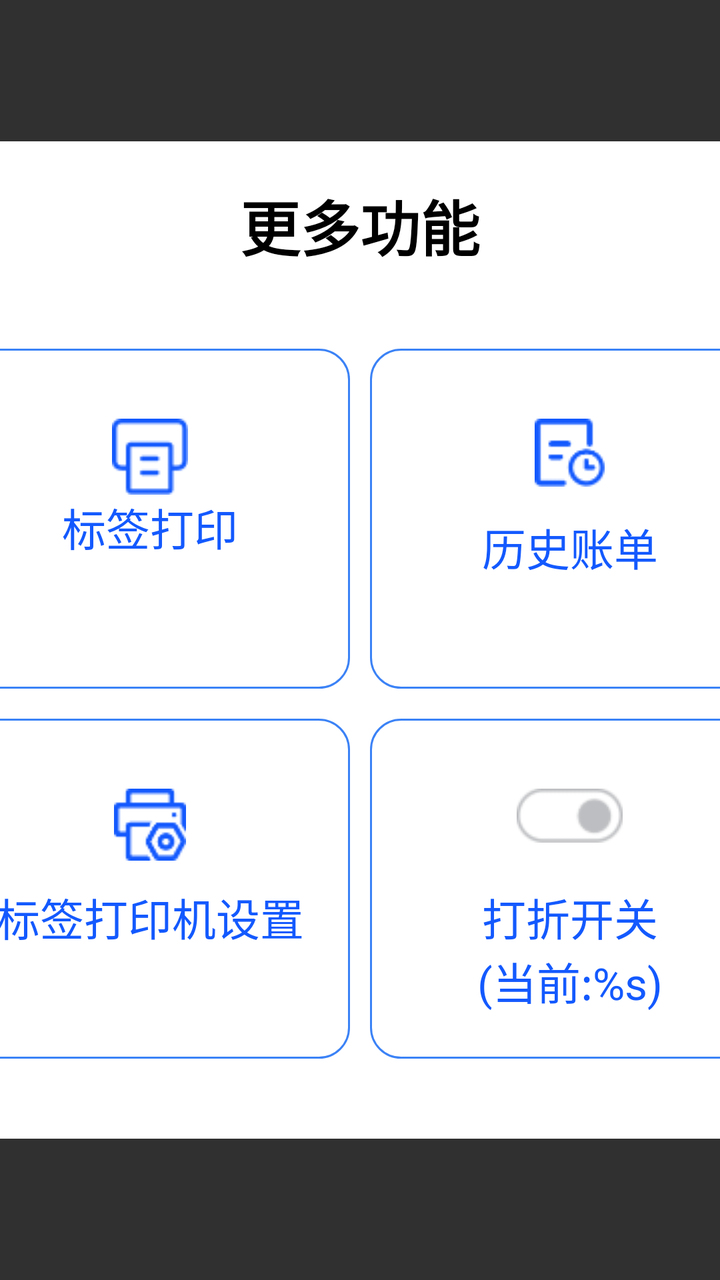
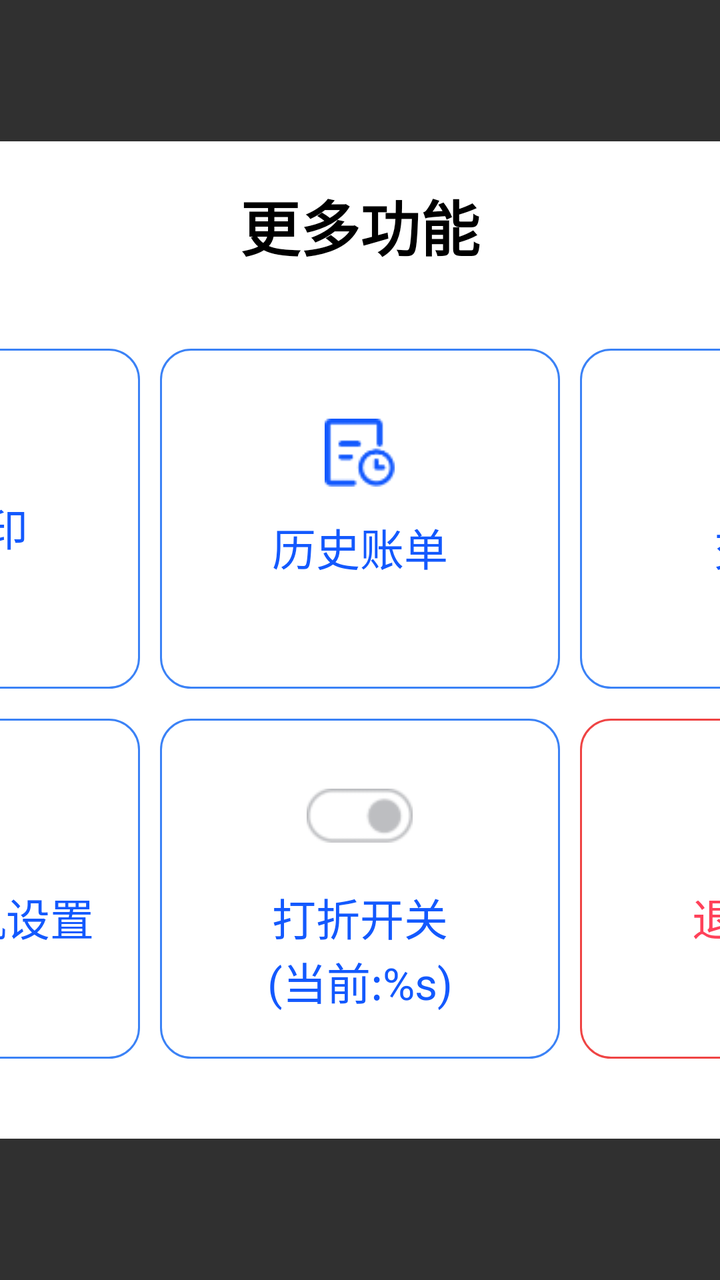

The first picture is an Android layout as it rendered before a commit; the second is the same layout after the commit. The layout source and the unified diff follow.
<!-- AndroidManifest.xml: application theme Base.Theme.UHMCS -->
<!-- res/layout/popupwindow_more_function.xml -->
<?xml version="1.0" encoding="utf-8"?>
<LinearLayout xmlns:android="http://schemas.android.com/apk/res/android"
    xmlns:app="http://schemas.android.com/apk/res-auto"
    android:orientation="vertical"
    android:layout_width="match_parent"
    android:layout_height="match_parent"
    android:gravity="center"
    android:id="@+id/all_view">

    <LinearLayout
        android:clickable="true"
        android:focusable="true"
        android:padding="20dp"
        android:layout_width="870dp"
        android:layout_height="wrap_content"
        android:orientation="vertical"
        android:background="@drawable/white_bg">

        <RelativeLayout
            android:layout_marginBottom="20dp"
            android:layout_width="match_parent"
            android:layout_height="wrap_content">

            <TextView
                android:id="@+id/hint_tv"
                android:layout_width="wrap_content"
                android:layout_height="wrap_content"
                android:textColor="@color/black"
                android:textSize="30dp"
                android:text="@string/more_features"
                android:textStyle="bold"
                android:layout_centerInParent="true" />

            <ImageView
                android:id="@+id/guanbi_btn"
                android:layout_centerVertical="true"
                android:layout_width="40dp"
                android:layout_height="40dp"
                android:src="@drawable/guanbi"
                android:layout_alignParentRight="true" />
        </RelativeLayout>

        <LinearLayout
            android:layout_marginTop="20dp"
            android:layout_marginBottom="5dp"
            android:layout_width="match_parent"
            android:layout_height="wrap_content"
            android:orientation="horizontal"
            android:gravity="center_vertical">

            <LinearLayout
                android:layout_marginRight="10dp"
                android:id="@+id/tongbushuju_btn"
                android:background="@drawable/num_btn_bg1"
                android:layout_width="200dp"
                android:layout_height="170dp"
                android:orientation="vertical"
                android:gravity="center_horizontal"
                android:paddingTop="35dp">

                <TextView
                    android:drawableTop="@drawable/shuaxin_iv_blue"
                    android:drawablePadding="10dp"
                    android:layout_width="wrap_content"
                    android:layout_height="wrap_content"
                    android:textColor="#FF1359FE"
                    android:textSize="22dp"
                    android:text="@string/sync_data"
                    android:gravity="center" />
            </LinearLayout>

            <LinearLayout
                android:layout_marginRight="10dp"
                android:id="@+id/bianqiandaying_btn"
                android:background="@drawable/num_btn_bg1"
                android:layout_width="200dp"
                android:layout_height="170dp"
                android:orientation="vertical"
                android:gravity="center_horizontal"
                android:paddingTop="35dp">

                <TextView
                    android:drawableTop="@drawable/biaoqiandayin_iv"
                    android:drawablePadding="@dimen/dp_10"
                    android:layout_width="wrap_content"
                    android:layout_height="wrap_content"
                    android:textColor="#FF1359FE"
                    android:textSize="22dp"
                    android:text="@string/label_printing"
                    android:gravity="center" />
            </LinearLayout>

            <LinearLayout
                android:visibility="gone"
                android:layout_marginRight="10dp"
                android:id="@+id/shangpinruku_btn"
                android:background="@drawable/num_btn_bg1"
                android:layout_width="200dp"
                android:layout_height="170dp"
                android:orientation="vertical"
                android:gravity="center">

                <TextView
                    android:drawableTop="@drawable/shuaxin_iv_blue"
                    android:drawablePadding="@dimen/dp_10"
                    android:layout_width="wrap_content"
                    android:layout_height="wrap_content"
                    android:textColor="#FF1359FE"
                    android:textSize="22dp"
                    android:text="@string/stock_in"
                    android:gravity="center" />
            </LinearLayout>

            <LinearLayout
                android:layout_marginRight="10dp"
                android:id="@+id/lishizhangdan_btn"
                android:background="@drawable/num_btn_bg1"
                android:layout_width="200dp"
                android:layout_height="170dp"
                android:orientation="vertical"
                android:gravity="center_horizontal"
                android:paddingTop="35dp">

                <TextView
                    android:drawableTop="@drawable/lishizhangdan_iv"
                    android:drawablePadding="14dp"
                    android:layout_width="wrap_content"
                    android:layout_height="wrap_content"
                    android:textColor="#FF1359FE"
                    android:textSize="22dp"
                    android:text="@string/order_history"
                    android:gravity="center" />
            </LinearLayout>

            <LinearLayout
                android:layout_marginRight="10dp"
                android:id="@+id/jiaojieban_btn"
                android:background="@drawable/num_btn_bg1"
                android:layout_width="200dp"
                android:layout_height="170dp"
                android:orientation="vertical"
                android:gravity="center_horizontal"
                android:paddingTop="35dp">

                <TextView
                    android:drawableTop="@drawable/jiaojiebao_iv"
                    android:drawablePadding="10dp"
                    android:layout_width="wrap_content"
                    android:layout_height="wrap_content"
                    android:textColor="#FF1359FE"
                    android:textSize="22dp"
                    android:text="交接班"
                    android:gravity="center" />
            </LinearLayout>

        </LinearLayout>

        <LinearLayout
            android:visibility="visible"
            android:layout_marginTop="10dp"
            android:layout_marginBottom="20dp"
            android:layout_width="match_parent"
            android:layout_height="wrap_content"
            android:orientation="horizontal"
            android:gravity="center_vertical">

            <LinearLayout
                android:layout_marginRight="10dp"
                android:id="@+id/zhangdandayingji_btn"
                android:background="@drawable/num_btn_bg1"
                android:layout_width="200dp"
                android:layout_height="170dp"
                android:orientation="vertical"
                android:gravity="center_horizontal"
                android:paddingTop="35dp">

                <TextView
                    android:drawableTop="@drawable/zhangdan_iv"
                    android:drawablePadding="12dp"
                    android:layout_width="wrap_content"
                    android:layout_height="wrap_content"
                    android:textColor="#FF1359FE"
                    android:textSize="22dp"
                    android:text="@string/receipt_printer_setup"
                    android:gravity="center" />
            </LinearLayout>

            <LinearLayout
                android:layout_marginRight="10dp"
                android:id="@+id/bianqiandayingji_btn"
                android:background="@drawable/num_btn_bg1"
                android:layout_width="200dp"
                android:layout_height="170dp"
                android:orientation="vertical"
                android:gravity="center_horizontal"
                android:paddingTop="35dp">

                <TextView
                    android:drawableTop="@drawable/biaoqian_iv"
                    android:drawablePadding="12dp"
                    android:layout_width="wrap_content"
                    android:layout_height="wrap_content"
                    android:textColor="#FF1359FE"
                    android:textSize="22dp"
                    android:text="@string/label_printer_setup"
                    android:gravity="center" />
            </LinearLayout>

            <LinearLayout
                android:layout_marginRight="10dp"
                android:id="@+id/dazhekaiguan_btn"
                android:background="@drawable/num_btn_bg1"
                android:layout_width="200dp"
                android:layout_height="170dp"
                android:orientation="vertical"
                android:gravity="center_horizontal"
                android:paddingTop="35dp">
                <ImageView
                    android:id="@+id/dazhekaiguan_iv"
                    android:layout_width="wrap_content"
                    android:layout_height="wrap_content"
                    android:src="@drawable/kaiguan_iv"/>
                <TextView
                    android:id="@+id/dazhekaiguan_tv"
                    android:layout_marginTop="21dp"
                    android:layout_width="wrap_content"
                    android:layout_height="wrap_content"
                    android:textColor="#FF1359FE"
                    android:textSize="22dp"
                    android:text="@string/discount_toggle"
                    android:gravity="center" />
            </LinearLayout>
            <LinearLayout
                android:layout_marginRight="10dp"
                android:id="@+id/tuichudenglv_btn"
                android:background="@drawable/num_btn_bg3"
                android:layout_width="200dp"
                android:layout_height="170dp"
                android:orientation="vertical"
                android:gravity="center_horizontal"
                android:paddingTop="35dp">
                <TextView
                    android:drawableTop="@drawable/login_out_iv"
                    android:drawablePadding="15dp"
                    android:layout_width="wrap_content"
                    android:layout_height="wrap_content"
                    android:textColor="#FFFF4159"
                    android:textSize="22dp"
                    android:text="@string/log_out"
                    android:gravity="center"/>
            </LinearLayout>
            <TextView
                android:visibility="gone"
                android:id="@+id/shangpindianji_btn"
                android:layout_marginRight="10dp"
                android:layout_width="200dp"
                android:layout_height="170dp"
                android:background="@drawable/blue_bg4"
                android:textColor="@color/white"
                android:textSize="20dp"
                android:textStyle="bold"
                android:text="@string/shangpinkaiguan"
                android:gravity="center"/>
            <TextView
                android:visibility="gone"
                android:id="@+id/zhifushengzhi_btn"
                android:layout_marginRight="10dp"
                android:layout_width="200dp"
                android:layout_height="170dp"
                android:background="@drawable/blue_bg4"
                android:textColor="@color/white"
                android:textSize="25dp"
                android:textStyle="bold"
                android:text="支付设置"
                android:gravity="center"/>
            <TextView
                android:visibility="gone"
                android:id="@+id/huiyuanchongzhi_btn"
                android:layout_marginRight="10dp"
                android:layout_width="200dp"
                android:layout_height="170dp"
                android:background="@drawable/blue_bg4"
                android:textColor="@color/white"
                android:textSize="25dp"
                android:textStyle="bold"
                android:text="会员充值"
                android:gravity="center"/>
            <TextView
                android:visibility="gone"
                android:id="@+id/qianxiangshezhi_btn"
                android:layout_marginRight="10dp"
                android:layout_width="200dp"
                android:layout_height="170dp"
                android:background="@drawable/blue_bg4"
                android:textColor="@color/white"
                android:textSize="25dp"
                android:textStyle="bold"
                android:text="钱箱设置"
                android:gravity="center"/>




        </LinearLayout>
    </LinearLayout>

</LinearLayout>
<!-- resources referenced by this layout -->
<resources>
  <color name="black">#FF000000</color>
  <color name="white">#FFFFFFFF</color>
  <!-- drawable blue_bg4 (drawable) -->
  <?xml version="1.0" encoding="UTF-8"?>
  <shape xmlns:android="http://schemas.android.com/apk/res/android"
      android:shape="rectangle" >
  
      
      <solid android:color="#409eff" />
      
  
  
      
  
      
      <corners android:radius="16dp" />
      
  
  
  
  
  
  
  </shape>
  <!-- drawable num_btn_bg1 (drawable) -->
  <?xml version="1.0" encoding="utf-8"?>
  <selector xmlns:android="http://schemas.android.com/apk/res/android">
      <item android:drawable="@drawable/blue_line4" android:state_pressed="true"/>
      <item android:drawable="@drawable/blue_line3" android:state_pressed="false"/>
  </selector>
  <!-- drawable num_btn_bg3 (drawable) -->
  <?xml version="1.0" encoding="utf-8"?>
  <selector xmlns:android="http://schemas.android.com/apk/res/android">
      <item android:drawable="@drawable/red_line3" android:state_pressed="true"/>
      <item android:drawable="@drawable/red_line2" android:state_pressed="false"/>
  </selector>
  <!-- drawable white_bg (drawable) -->
  <?xml version="1.0" encoding="UTF-8"?>
  <shape xmlns:android="http://schemas.android.com/apk/res/android"
      android:shape="rectangle" >
  
      
      <solid android:color="@color/white" />
      
  
  
      
  
      
      <corners android:radius="10dp" />
      
  
  
  
  
  
  
  </shape>
  <string name="discount_toggle">打折开关\n(当前:%s)</string>
  <string name="label_printer_setup">标签打印机设置</string>
  <string name="label_printing">标签打印</string>
  <string name="log_out">退出登录</string>
  <string name="more_features">更多功能</string>
  <string name="order_history">历史账单</string>
  <string name="receipt_printer_setup">账单打印机设置</string>
  <string name="shangpinkaiguan">商品点击开关\n(当前:%s)</string>
  <string name="stock_in">商品入库</string>
  <string name="sync_data">同步数据</string>
  <style name="Base.Theme.UHMCS" parent="Theme.AppCompat.NoActionBar">
          
          
          <item name="android:windowFullscreen">true</item>
          <item name="android:windowContentOverlay">@null</item>
          <item name="colorControlActivated">@color/black</item> 
  
  
  
  
      </style>
  <!-- drawable blue_line4 (drawable) -->
  <?xml version="1.0" encoding="UTF-8"?>
  <selector xmlns:android="http://schemas.android.com/apk/res/android">
      <item >
          <shape android:shape="rectangle">
              <stroke android:width="1dp" android:color="#FF3B82F6" />
              <solid android:color="#FFDEF1FF" />
              <corners android:radius="15dp" />
          </shape>
      </item>
  
  
  </selector>
  <!-- drawable blue_line3 (drawable) -->
  <?xml version="1.0" encoding="UTF-8"?>
  <selector xmlns:android="http://schemas.android.com/apk/res/android">
      <item >
          <shape android:shape="rectangle">
              <stroke android:width="1dp" android:color="#FF3B82F6" />
              <solid android:color="#ffffffff" />
              <corners android:radius="15dp" />
          </shape>
      </item>
  
  
  </selector>
  <!-- drawable red_line3 (drawable) -->
  <?xml version="1.0" encoding="UTF-8"?>
  <selector xmlns:android="http://schemas.android.com/apk/res/android">
      <item >
          <shape android:shape="rectangle">
              <stroke android:width="1dp" android:color="#ffef4444" />
              <solid android:color="#fffff3f3" />
              <corners android:radius="15dp" />
          </shape>
      </item>
  
  
  </selector>
  <!-- drawable red_line2 (drawable) -->
  <?xml version="1.0" encoding="UTF-8"?>
  <selector xmlns:android="http://schemas.android.com/apk/res/android">
      <item >
          <shape android:shape="rectangle">
              <stroke android:width="1dp" android:color="#ffef4444" />
              <solid android:color="#ffffffff" />
              <corners android:radius="15dp" />
          </shape>
      </item>
  
  
  </selector>
  <!-- unchanged entries left out for length: 9 -->
</resources>

<!-- the commit's change to res/layout/popupwindow_more_function.xml (unified diff, before → after) -->
@@ -11,7 +11,7 @@
         android:clickable="true"
         android:focusable="true"
         android:padding="20dp"
-        android:layout_width="870dp"
+        android:layout_width="1080dp"
         android:layout_height="wrap_content"
         android:orientation="vertical"
         android:background="@drawable/white_bg">
@@ -153,6 +153,27 @@
                     android:gravity="center" />
             </LinearLayout>
 
+            <LinearLayout
+                android:layout_marginRight="10dp"
+                android:id="@+id/yuyangshezhi_btn"
+                android:background="@drawable/num_btn_bg1"
+                android:layout_width="200dp"
+                android:layout_height="170dp"
+                android:orientation="vertical"
+                android:gravity="center_horizontal"
+                android:paddingTop="35dp">
+
+                <TextView
+                    android:drawableTop="@drawable/yuyan_iv"
+                    android:drawablePadding="12dp"
+                    android:layout_width="wrap_content"
+                    android:layout_height="wrap_content"
+                    android:textColor="#FF1359FE"
+                    android:textSize="22dp"
+                    android:text="@string/language_settings"
+                    android:gravity="center" />
+            </LinearLayout>
+
         </LinearLayout>
 
         <LinearLayout
<!-- resource entries referenced after the edit -->
@@ -58,9 +58,11 @@
   
   
   </shape>
+  <!-- drawable yuyan_iv: png bitmap (drawable, 1367 bytes) -->
   <string name="discount_toggle">打折开关\n(当前:%s)</string>
   <string name="label_printer_setup">标签打印机设置</string>
   <string name="label_printing">标签打印</string>
+  <string name="language_settings">语言设置</string>
   <string name="log_out">退出登录</string>
   <string name="more_features">更多功能</string>
   <string name="order_history">历史账单</string>
